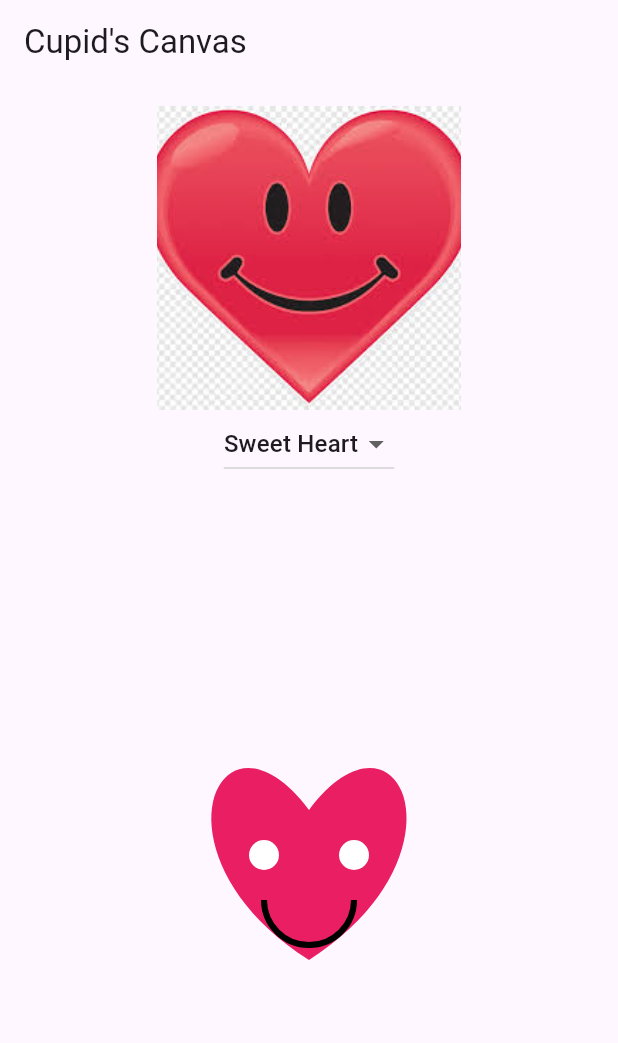
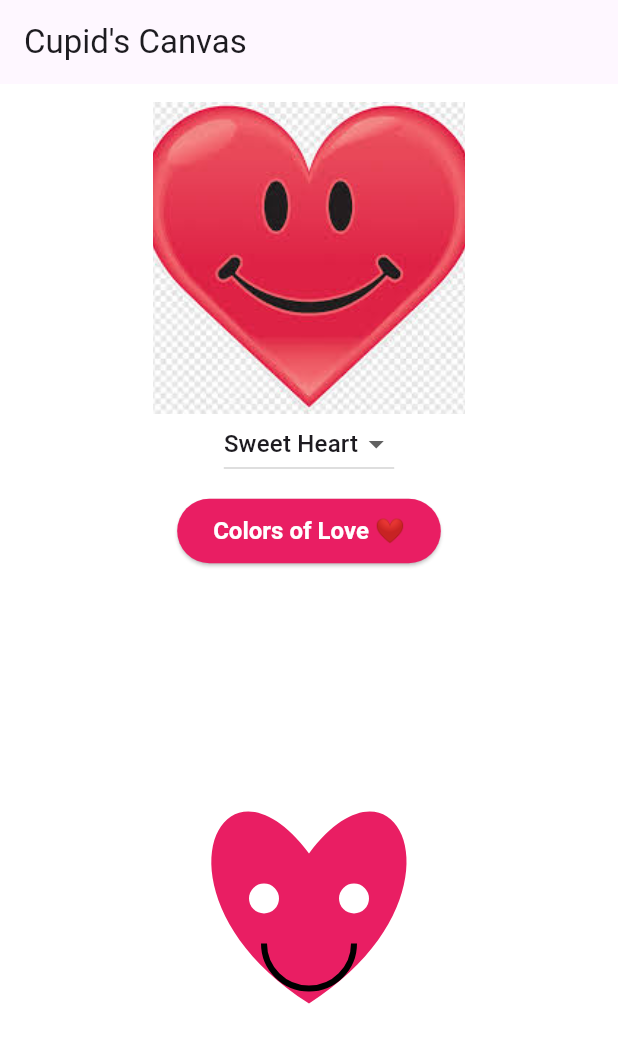
Before and after one commit to sanaul-writes-code/valentines-day, a Flutter app: the screen it shows after launch, on a phone screen of 412 x 824 dp. Shown: the top 1043 px of the screen. Run offline on Flutter 3.47's test engine with Material 3 defaults, Android fonts, the phone set to English and light mode, and no system bars.

Commit message:
we got images

```diff
--- a/lib/main.dart
+++ b/lib/main.dart
@@ -22,12 +22,23 @@ class ValentineHome extends StatefulWidget {
   State<ValentineHome> createState() => _ValentineHomeState();
 }
 
-class _ValentineHomeState extends State<ValentineHome> with SingleTickerProviderStateMixin {
+class _ValentineHomeState extends State<ValentineHome>
+    with SingleTickerProviderStateMixin {
   late AnimationController _controller;
   late Animation<double> _animation;
 
   final List<String> emojiOptions = ['Sweet Heart', 'Party Heart'];
   String selectedEmoji = 'Sweet Heart';
+
+  final List<Color> _bgColors = [
+    Colors.white,
+    Color(0xFFFFEBEE),
+    Color(0xFFFCE4EC),
+    Color(0xFFFFF0F5),
+    Color(0xFFFFFDE7),
+  ];
+  int _bgIndex = 0;
+
   @override
   void initState() {
     super.initState();
@@ -39,7 +50,7 @@ class _ValentineHomeState extends State<ValentineHome> with SingleTickerProvider
 
     _animation = Tween<double>(
       begin: 1.0,
-      end: 1.15,
+      end: 1.5,
     ).animate(
       CurvedAnimation(
         parent: _controller,
@@ -50,7 +61,6 @@ class _ValentineHomeState extends State<ValentineHome> with SingleTickerProvider
     _controller.repeat(reverse: true);
   }
 
-
   @override
   void dispose() {
     _controller.dispose();
@@ -59,8 +69,8 @@ class _ValentineHomeState extends State<ValentineHome> with SingleTickerProvider
 
   @override
   Widget build(BuildContext context) {
-
     return Scaffold(
+      backgroundColor: _bgColors[_bgIndex],
       appBar: AppBar(title: const Text('Cupid\'s Canvas')),
       body: Column(
         children: [
@@ -70,7 +80,7 @@ class _ValentineHomeState extends State<ValentineHome> with SingleTickerProvider
             child: Container(
               width: 200,
               height: 200,
-              decoration: BoxDecoration(
+              decoration: const BoxDecoration(
                 image: DecorationImage(
                   image: AssetImage('assets/images/heart.jpeg'),
                   fit: BoxFit.cover,
@@ -83,7 +93,25 @@ class _ValentineHomeState extends State<ValentineHome> with SingleTickerProvider
             items: emojiOptions
                 .map((e) => DropdownMenuItem(value: e, child: Text(e)))
                 .toList(),
-            onChanged: (value) => setState(() => selectedEmoji = value ?? selectedEmoji),
+            onChanged: (value) =>
+                setState(() => selectedEmoji = value ?? selectedEmoji),
+          ),
+          const SizedBox(height: 10),
+          ElevatedButton(
+            style: ElevatedButton.styleFrom(
+              backgroundColor: const Color(0xFFE91E63),
+              foregroundColor: Colors.white,
+              padding:
+                  const EdgeInsets.symmetric(horizontal: 24, vertical: 12),
+              textStyle:
+                  const TextStyle(fontSize: 16, fontWeight: FontWeight.bold),
+            ),
+            onPressed: () {
+              setState(() {
+                _bgIndex = (_bgIndex + 1) % _bgColors.length;
+              });
+            },
+            child: const Text('Colors of Love ❤️'),
           ),
           const SizedBox(height: 16),
           Expanded(
@@ -109,17 +137,18 @@ class HeartEmojiPainter extends CustomPainter {
     final center = Offset(size.width / 2, size.height / 2);
     final paint = Paint()..style = PaintingStyle.fill;
 
-    // Heart base
     final heartPath = Path()
       ..moveTo(center.dx, center.dy + 60)
-      ..cubicTo(center.dx + 110, center.dy - 10, center.dx + 60, center.dy - 120, center.dx, center.dy - 40)
-      ..cubicTo(center.dx - 60, center.dy - 120, center.dx - 110, center.dy - 10, center.dx, center.dy + 60)
+      ..cubicTo(center.dx + 110, center.dy - 10, center.dx + 60,
+          center.dy - 120, center.dx, center.dy - 40)
+      ..cubicTo(center.dx - 60, center.dy - 120, center.dx - 110,
+          center.dy - 10, center.dx, center.dy + 60)
       ..close();
 
-    paint.color = type == 'Party Heart' ? const Color(0xFFF48FB1) : const Color(0xFFE91E63);
+    paint.color =
+        type == 'Party Heart' ? const Color(0xFFF48FB1) : const Color(0xFFE91E63);
     canvas.drawPath(heartPath, paint);
 
-    // Face features (starter)
     final eyePaint = Paint()..color = Colors.white;
     canvas.drawCircle(Offset(center.dx - 30, center.dy - 10), 10, eyePaint);
     canvas.drawCircle(Offset(center.dx + 30, center.dy - 10), 10, eyePaint);
@@ -128,9 +157,14 @@ class HeartEmojiPainter extends CustomPainter {
       ..color = Colors.black
       ..style = PaintingStyle.stroke
       ..strokeWidth = 4;
-    canvas.drawArc(Rect.fromCircle(center: Offset(center.dx, center.dy + 20), radius: 30), 0, 3.14, false, mouthPaint);
+    canvas.drawArc(
+      Rect.fromCircle(center: Offset(center.dx, center.dy + 20), radius: 30),
+      0,
+      3.14,
+      false,
+      mouthPaint,
+    );
 
-    // Party hat placeholder (expand for confetti)
     if (type == 'Party Heart') {
       final hatPaint = Paint()..color = const Color(0xFFFFD54F);
       final hatPath = Path()
@@ -143,5 +177,6 @@ class HeartEmojiPainter extends CustomPainter {
   }
 
   @override
-  bool shouldRepaint(covariant HeartEmojiPainter oldDelegate) => oldDelegate.type != type;
+  bool shouldRepaint(covariant HeartEmojiPainter oldDelegate) =>
+      oldDelegate.type != type;
 }
```
